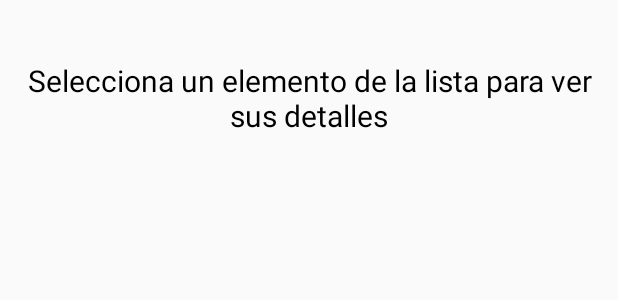
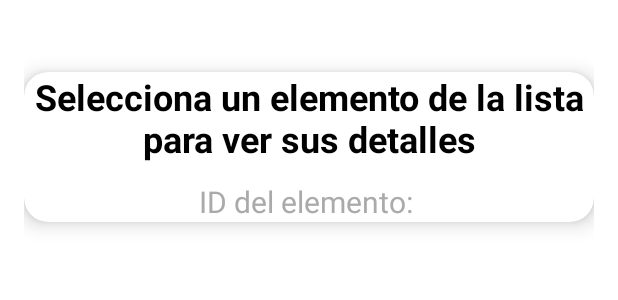
Before and after one commit to paatriksirbu/Taller4, an Android app: the layout fragment_detail.xml on its own in the app's theme, with its tools: preview values and no code run, on a phone screen of 412 x 824 dp. Shown: the top 300 px of the screen. Run offline under Robolectric (Android 15) with nearby library versions, the phone set to English and light mode, and no system bars.

Commit message:
Arreglo en themes y manifest. Cambiamos xml de fragment detail

```diff
--- a/app/src/main/AndroidManifest.xml
+++ b/app/src/main/AndroidManifest.xml
@@ -18,7 +18,7 @@
             android:name=".PantallaCarga"
             android:exported="true"
             android:label="@string/app_name"
-            android:theme="@style/Theme.AppCompat.DayNight.NoActionBar">
+            android:theme="@style/Theme.Taller4">
             <intent-filter>
                 <action android:name="android.intent.action.MAIN" />
                 <category android:name="android.intent.category.LAUNCHER" />
@@ -30,7 +30,7 @@
             android:name=".ActividadPrincipal"
             android:exported="true"
             android:label="@string/app_name"
-            android:theme="@style/Theme.AppCompat.DayNight.NoActionBar">
+            android:theme="@style/Theme.Taller4">
         </activity>
 
         <!-- Pantalla de inicio auxiliar -->
--- a/app/src/main/java/com/example/taller4/DetailFragment.kt
+++ b/app/src/main/java/com/example/taller4/DetailFragment.kt
@@ -8,11 +8,13 @@ import android.widget.TextView
 import androidx.fragment.app.Fragment
 import androidx.lifecycle.Observer
 import androidx.lifecycle.ViewModelProvider
+import kotlin.random.Random
 
 class DetailFragment : Fragment() {
 
     private lateinit var viewModel: SharedViewModel
     private lateinit var detailTextView: TextView
+    private lateinit var idTextView: TextView
 
     override fun onCreateView(
         inflater: LayoutInflater,
@@ -21,6 +23,8 @@ class DetailFragment : Fragment() {
     ): View? {
         val view = inflater.inflate(R.layout.fragment_detail, container, false)
         detailTextView = view.findViewById(R.id.detailTextView)
+
+        idTextView = view.findViewById(R.id.idTextView)
 
         return view
     }
@@ -33,6 +37,10 @@ class DetailFragment : Fragment() {
         viewModel.getSelectedItem().observe(viewLifecycleOwner, Observer { selectedItem ->
             selectedItem?.let {
                 detailTextView.text = "Detalles del elemento seleccionado: $it"
+
+                //Ahora, generamos un ID aleatorio para el elemento seleccionado
+                val randomId = Random.nextInt(0,1000)
+                idTextView.text = "ID: $randomId"
             }
         })
     }
--- a/app/src/main/res/layout/fragment_detail.xml
+++ b/app/src/main/res/layout/fragment_detail.xml
@@ -4,20 +4,53 @@
     xmlns:app="http://schemas.android.com/apk/res-auto"
     android:layout_width="match_parent"
     android:layout_height="match_parent"
-    android:padding="16dp">
+    android:padding="16dp"
+    android:background="@color/white">
 
-    <!-- Texto para mostrar los detalles del elemento seleccionado -->
-    <TextView
-        android:id="@+id/detailTextView"
+    <!-- CardView para contener el detalle del elemento seleccionado -->
+    <com.google.android.material.card.MaterialCardView
+        android:id="@+id/detailCardView"
         android:layout_width="0dp"
         android:layout_height="wrap_content"
-        android:text="Selecciona un elemento de la lista para ver sus detalles"
-        android:textSize="20sp"
-        android:textColor="@android:color/black"
+        android:layout_marginTop="32dp"
+        android:layout_marginBottom="16dp"
         app:layout_constraintTop_toTopOf="parent"
         app:layout_constraintStart_toStartOf="parent"
         app:layout_constraintEnd_toEndOf="parent"
-        app:layout_constraintHorizontal_bias="0.5"
-        android:gravity="center"
-        android:layout_marginTop="24dp"/>
+        app:cardElevation="8dp"
+        app:cardCornerRadius="16dp"
+        app:cardBackgroundColor="@android:color/background_light"
+        android:padding="24dp">
+
+        <!-- Contenedor del contenido dentro del CardView -->
+        <LinearLayout
+            android:layout_width="match_parent"
+            android:layout_height="wrap_content"
+            android:orientation="vertical">
+
+            <!-- Texto para mostrar los detalles del elemento seleccionado -->
+            <TextView
+                android:id="@+id/detailTextView"
+                android:layout_width="match_parent"
+                android:layout_height="wrap_content"
+                android:text="Selecciona un elemento de la lista para ver sus detalles"
+                android:textSize="24sp"
+                android:textColor="@color/black"
+                android:textStyle="bold"
+                android:gravity="center"
+                android:layout_marginBottom="12dp"/>
+
+            <!-- Texto para mostrar el ID aleatorio del elemento seleccionado -->
+            <TextView
+                android:id="@+id/idTextView"
+                android:layout_width="match_parent"
+                android:layout_height="wrap_content"
+                android:text="ID del elemento: "
+                android:textSize="20sp"
+                android:textColor="@android:color/darker_gray"
+                android:gravity="center"/>
+        </LinearLayout>
+
+    </com.google.android.material.card.MaterialCardView>
+
 </androidx.constraintlayout.widget.ConstraintLayout>
--- a/app/src/main/res/values/themes.xml
+++ b/app/src/main/res/values/themes.xml
@@ -1,5 +1,11 @@
-<?xml version="1.0" encoding="utf-8"?>
-<resources>
+<resources xmlns:tools="http://schemas.android.com/tools">
 
-    <style name="Theme.Taller4" parent="android:Theme.Material.Light.NoActionBar" />
+    <!-- Tema principal de la aplicación -->
+    <style name="Theme.Taller4" parent="Theme.MaterialComponents.DayNight.DarkActionBar">
+        <item name="colorPrimary">@color/purple_500</item>
+        <item name="colorPrimaryVariant">@color/purple_700</item>
+        <item name="colorSecondary">@color/teal_200</item>
+        <item name="android:colorBackground">@color/white</item>
+    </style>
+
 </resources>
```
